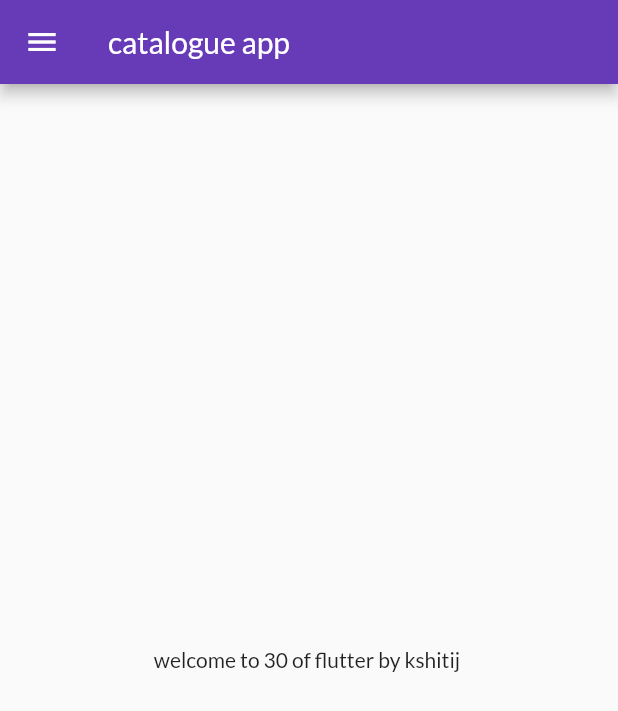
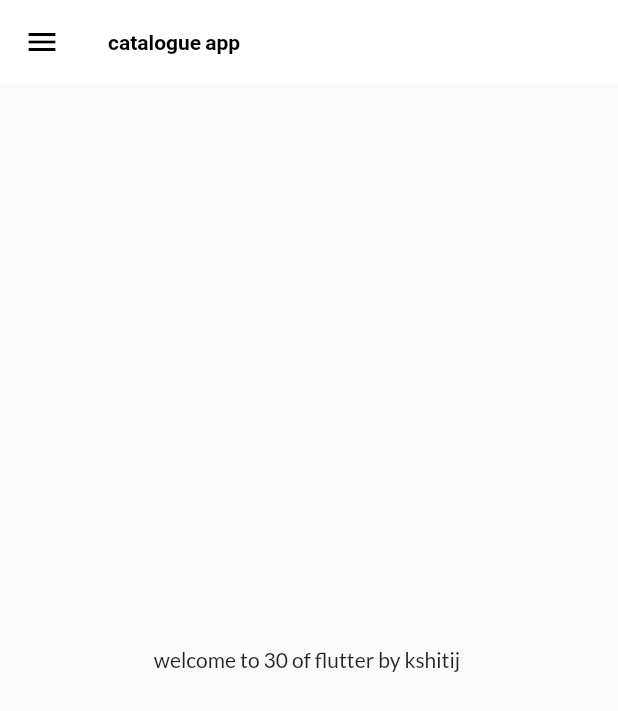
Before and after one commit to ksshitij/30-days-flutter-project, a Flutter app: the screen it shows after launch, on a phone screen of 412 x 824 dp. Shown: the top 711 px of the screen. Run offline on Flutter 3.47's test engine with Material 2 defaults, Android fonts, the phone set to English and light mode, and no system bars; our stand-ins replace google_fonts.

Commit message:
themes added

```diff
--- a/lib/main.dart
+++ b/lib/main.dart
@@ -2,7 +2,9 @@ import 'package:flutter/material.dart';
 import 'package:flutter_application_1/pages/home_page.dart';
 import 'package:flutter_application_1/pages/login_page.dart';
 import 'package:flutter_application_1/utils/routes.dart';
+import 'package:flutter_application_1/widgets/themes.dart';
 import 'package:google_fonts/google_fonts.dart';
+
 
 void main() {
   runApp(MyApp());
@@ -13,12 +15,13 @@ class MyApp extends StatelessWidget {
   Widget build(BuildContext context) {
     return MaterialApp(
       themeMode: ThemeMode.light,
-      theme: ThemeData(
-          primarySwatch: Colors.deepPurple,
-          fontFamily: GoogleFonts.lato().fontFamily),
+      theme: MyTheme.lighttheme(context),
+
+
+      darkTheme: MyTheme.darktheme(context),
       debugShowCheckedModeBanner: false,
-      darkTheme: ThemeData(brightness: Brightness.dark),
       initialRoute: MyRoutes.homeroute,
+
       routes: {
         MyRoutes.homeroute: (context) => HomePage(),
         MyRoutes.loginroute: (context) => LoginPage(),
--- a/lib/pages/home_page.dart
+++ b/lib/pages/home_page.dart
@@ -9,6 +9,7 @@ class HomePage extends StatelessWidget {
   Widget build(BuildContext context) {
     return Scaffold(
       appBar: AppBar(
+        //backgroundColor: Colors.white,
         title: Text("catalogue app"),
       ),
       body: Center(
--- /dev/null
+++ b/lib/widgets/themes.dart
@@ -0,0 +1,18 @@
+import 'package:flutter/material.dart';
+import 'package:google_fonts/google_fonts.dart';
+
+class MyTheme{
+  static ThemeData lighttheme(BuildContext context) => ThemeData(
+          primarySwatch: Colors.deepPurple,
+          fontFamily: GoogleFonts.lato().fontFamily,
+          appBarTheme: AppBarTheme(
+            color: Colors.white,
+            elevation: 0.0,
+            iconTheme: IconThemeData(color: Colors.black),
+            titleTextStyle: TextStyle(color: Colors.black , fontWeight:FontWeight.bold),
+            ));
+  static ThemeData darktheme(BuildContext context) => ThemeData(
+    brightness: Brightness.dark,
+
+            );
+}
```
